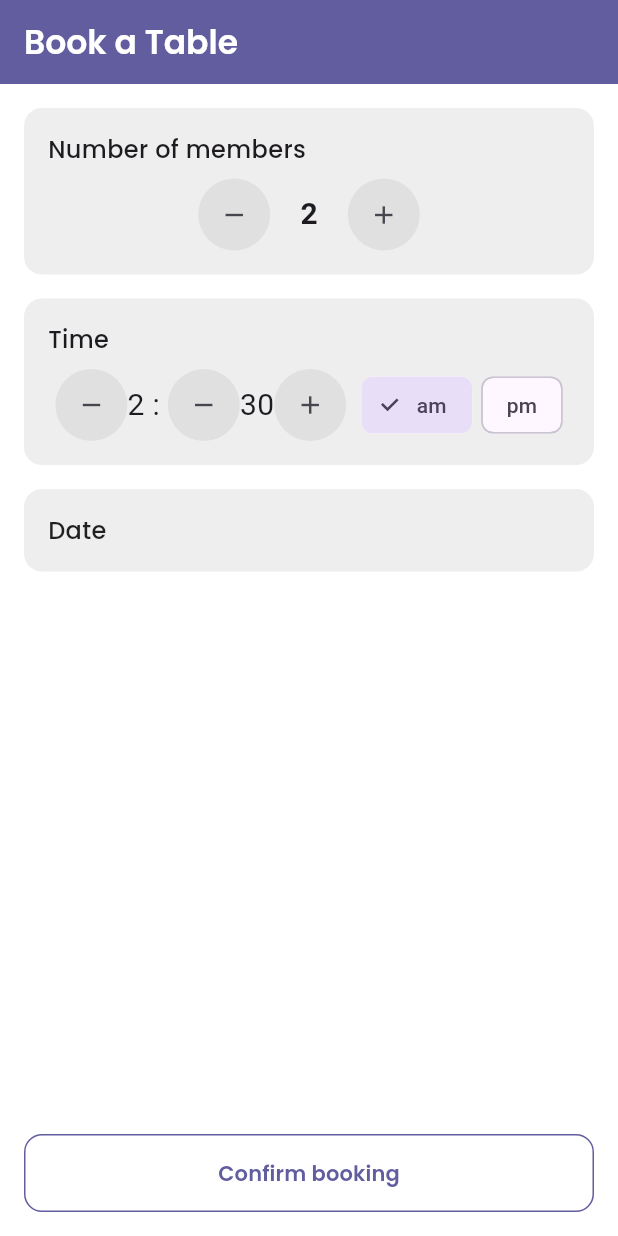
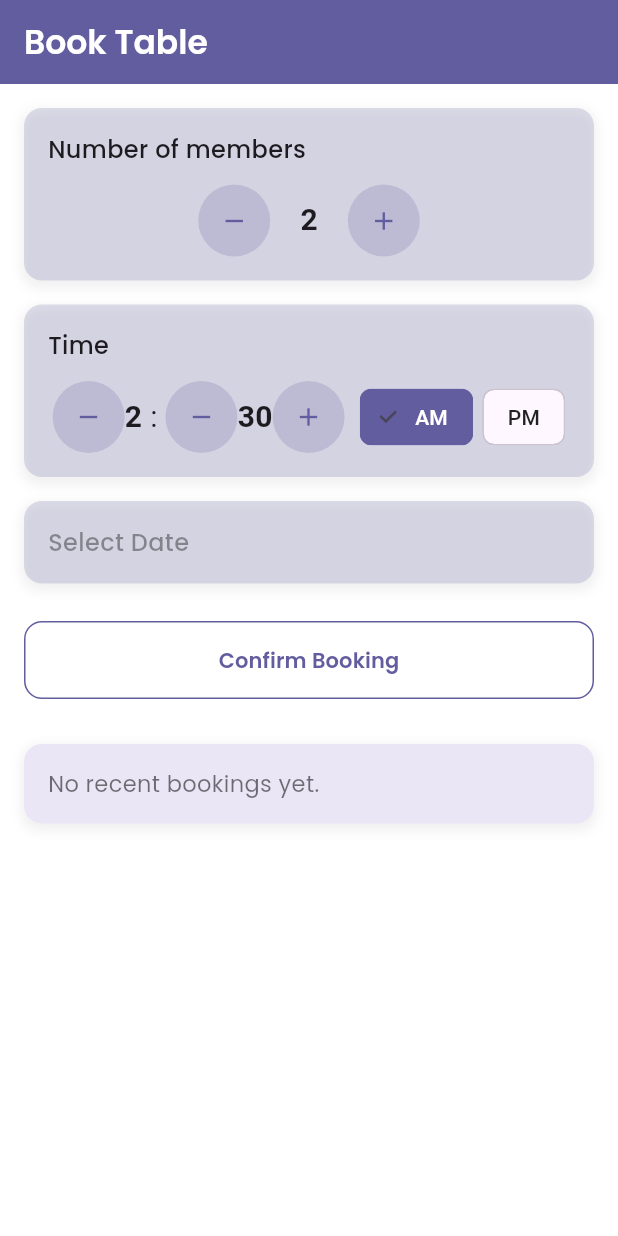
Before and after one commit to lifewalker16/Zaika, a Flutter app: the BookingPage screen opened directly, on a phone screen of 412 x 824 dp. Run offline on Flutter 3.47's test engine with Material 3 defaults, Android fonts, the phone set to English and light mode, and no system bars; our stand-ins replace cloud_firestore, firebase_auth, firebase_core, geolocator, google_fonts, image_picker; accounts and stored records are empty.

Commit message:
menu and booking ui change

```diff
--- a/lib/components/booking_page.dart
+++ b/lib/components/booking_page.dart
@@ -15,6 +15,9 @@ class _BookingPageState extends State<BookingPage> {
   bool isAM = true;
   DateTime? selectedDate;
 
+  // Temporary recent booking data
+  Map<String, dynamic>? recentBooking;
+
   void _selectDate() async {
     DateTime now = DateTime.now();
     final DateTime? picked = await showDatePicker(
@@ -22,12 +25,57 @@ class _BookingPageState extends State<BookingPage> {
       initialDate: now,
       firstDate: now,
       lastDate: DateTime(now.year + 1),
+      builder: (context, child) {
+        return Theme(
+          data: Theme.of(context).copyWith(
+            colorScheme: ColorScheme.light(
+              primary: Color(0xFF625D9F),
+              onPrimary: Colors.white,
+              onSurface: Colors.black87,
+            ),
+            textButtonTheme: TextButtonThemeData(
+              style: TextButton.styleFrom(foregroundColor: Color(0xFF625D9F)),
+            ),
+          ),
+          child: child!,
+        );
+      },
     );
     if (picked != null && picked != selectedDate) {
       setState(() {
         selectedDate = picked;
       });
     }
+  }
+
+  void _confirmBooking() {
+    if (selectedDate == null) {
+      ScaffoldMessenger.of(context).showSnackBar(
+        const SnackBar(content: Text("Please select a date first.")),
+      );
+      return;
+    }
+
+    final booking = {
+      "members": members,
+      "date":
+          "${selectedDate!.day}-${selectedDate!.month}-${selectedDate!.year}",
+      "time":
+          "$hour:${minute.toString().padLeft(2, '0')} ${isAM ? "AM" : "PM"}",
+      "status": "Pending",
+    };
+
+    setState(() {
+      recentBooking = booking;
+    });
+
+    ScaffoldMessenger.of(context).showSnackBar(
+      SnackBar(
+        content: Text(
+          "Booking confirmed for $members member(s) on ${booking['date']} at ${booking['time']}",
+        ),
+      ),
+    );
   }
 
   @override
@@ -40,7 +88,7 @@ class _BookingPageState extends State<BookingPage> {
         title: Align(
           alignment: Alignment.centerLeft,
           child: Text(
-            "Book a Table",
+            "Book Table",
             style: GoogleFonts.poppins(
               color: Colors.white,
               fontWeight: FontWeight.w600,
@@ -51,23 +99,18 @@ class _BookingPageState extends State<BookingPage> {
       ),
       body: Padding(
         padding: const EdgeInsets.all(16),
+        child: SingleChildScrollView(
           child: Column(
             children: [
               // Number of members
-            Container(
-              decoration: BoxDecoration(
-                color: Colors.grey[200],
-                borderRadius: BorderRadius.circular(12),
-              ),
-              padding: const EdgeInsets.all(16),
-              width: double.infinity,
+              _buildCard(
                 child: Column(
                   crossAxisAlignment: CrossAxisAlignment.start,
                   children: [
                     Text("Number of members",
                         style: GoogleFonts.poppins(
                             fontWeight: FontWeight.w500, fontSize: 16)),
-                  const SizedBox(height: 8),
+                    const SizedBox(height: 12),
                     Row(
                       mainAxisAlignment: MainAxisAlignment.center,
                       children: [
@@ -94,20 +137,14 @@ class _BookingPageState extends State<BookingPage> {
               const SizedBox(height: 16),
 
               // Time selector
-            Container(
-              decoration: BoxDecoration(
-                color: Colors.grey[200],
-                borderRadius: BorderRadius.circular(12),
-              ),
-              padding: const EdgeInsets.all(16),
-              width: double.infinity,
+              _buildCard(
                 child: Column(
                   crossAxisAlignment: CrossAxisAlignment.start,
                   children: [
                     Text("Time",
                         style: GoogleFonts.poppins(
                             fontWeight: FontWeight.w500, fontSize: 16)),
-                  const SizedBox(height: 8),
+                    const SizedBox(height: 12),
                     Row(
                       mainAxisAlignment: MainAxisAlignment.center,
                       children: [
@@ -116,7 +153,9 @@ class _BookingPageState extends State<BookingPage> {
                             hour = (hour == 1) ? 12 : hour - 1;
                           });
                         }),
-                      Text("$hour", style: const TextStyle(fontSize: 20)),
+                        Text("$hour",
+                            style: const TextStyle(
+                                fontSize: 20, fontWeight: FontWeight.bold)),
                         const Text(" : ", style: TextStyle(fontSize: 20)),
                         _buildIconButton(Icons.remove, () {
                           setState(() {
@@ -125,7 +164,8 @@ class _BookingPageState extends State<BookingPage> {
                         }),
                         Text(
                           minute.toString().padLeft(2, '0'),
-                        style: const TextStyle(fontSize: 20),
+                          style: const TextStyle(
+                              fontSize: 20, fontWeight: FontWeight.bold),
                         ),
                         _buildIconButton(Icons.add, () {
                           setState(() {
@@ -134,14 +174,20 @@ class _BookingPageState extends State<BookingPage> {
                         }),
                         const SizedBox(width: 10),
                         ChoiceChip(
-                        label: const Text("am"),
+                          label: const Text("AM"),
                           selected: isAM,
+                          selectedColor: Color(0xFF625D9F),
+                          labelStyle: TextStyle(
+                              color: isAM ? Colors.white : Colors.black87),
                           onSelected: (_) => setState(() => isAM = true),
                         ),
                         const SizedBox(width: 6),
                         ChoiceChip(
-                        label: const Text("pm"),
+                          label: const Text("PM"),
                           selected: !isAM,
+                          selectedColor: Color(0xFF625D9F),
+                          labelStyle: TextStyle(
+                              color: !isAM ? Colors.white : Colors.black87),
                           onSelected: (_) => setState(() => isAM = false),
                         ),
                       ],
@@ -155,40 +201,29 @@ class _BookingPageState extends State<BookingPage> {
               // Date picker
               InkWell(
                 onTap: _selectDate,
-              child: Container(
-                width: double.infinity,
-                decoration: BoxDecoration(
-                  color: Colors.grey[200],
-                  borderRadius: BorderRadius.circular(12),
-                ),
-                padding: const EdgeInsets.all(16),
+                child: _buildCard(
                   child: Text(
                     selectedDate == null
-                      ? "Date"
+                        ? "Select Date"
                         : "Date: ${selectedDate!.day}-${selectedDate!.month}-${selectedDate!.year}",
                     style: GoogleFonts.poppins(
                       fontSize: 16,
                       fontWeight: FontWeight.w500,
-                    color: Colors.black87,
+                      color: selectedDate == null
+                          ? Colors.black38
+                          : Colors.black87,
                     ),
                   ),
                 ),
               ),
 
-            const Spacer(),
+              const SizedBox(height: 25),
 
-            // Confirm booking
+              // Confirm booking button
               SizedBox(
                 width: double.infinity,
                 child: OutlinedButton(
-                onPressed: () {
-                  final snackBar = SnackBar(
-                    content: Text(
-                      "Booking confirmed for $members member(s) on ${selectedDate != null ? "${selectedDate!.day}-${selectedDate!.month}-${selectedDate!.year}" : "selected date"} at $hour:${minute.toString().padLeft(2, '0')} ${isAM ? "AM" : "PM"}",
-                    ),
-                  );
-                  ScaffoldMessenger.of(context).showSnackBar(snackBar);
-                },
+                  onPressed: _confirmBooking,
                   style: OutlinedButton.styleFrom(
                     side: const BorderSide(color: Color(0xFF625D9F)),
                     shape: RoundedRectangleBorder(
@@ -196,14 +231,43 @@ class _BookingPageState extends State<BookingPage> {
                     padding: const EdgeInsets.symmetric(vertical: 16),
                   ),
                   child: Text(
-                  "Confirm booking",
+                    "Confirm Booking",
                     style: GoogleFonts.poppins(
                         color: const Color(0xFF625D9F),
                         fontWeight: FontWeight.w600),
                   ),
                 ),
               ),
+
+              const SizedBox(height: 30),
+
+              // Recent Booking Section
+              recentBooking != null
+                  ? _buildCard(
+                      child: Column(
+                        crossAxisAlignment: CrossAxisAlignment.start,
+                        children: [
+                          Text("Recent Booking",
+                              style: GoogleFonts.poppins(
+                                  fontWeight: FontWeight.w600, fontSize: 18)),
+                          const SizedBox(height: 12),
+                          _buildBookingRow("Date:", recentBooking!['date']),
+                          _buildBookingRow("Time:", recentBooking!['time']),
+                          _buildBookingRow("Status:", recentBooking!['status'],
+                              valueColor: Colors.orange[800]),
                         ],
+                      ),
+                    )
+                  : _buildCard(
+                      color: const Color(0xFFEBE6F6), // Light purple background
+                      child: Text(
+                        "No recent bookings yet.",
+                        style: GoogleFonts.poppins(
+                            fontSize: 15, color: Colors.black54),
+                      ),
+                    ),
+            ],
+          ),
         ),
       ),
     );
@@ -212,13 +276,49 @@ class _BookingPageState extends State<BookingPage> {
   Widget _buildIconButton(IconData icon, VoidCallback onPressed) {
     return Container(
       decoration: BoxDecoration(
-        color: Colors.grey[300],
+        color: const Color(0xFF625D9F).withOpacity(0.2), // light purple
         shape: BoxShape.circle,
       ),
       child: IconButton(
-        icon: Icon(icon, size: 20),
+        icon: Icon(icon, size: 20, color: const Color(0xFF625D9F)),
         onPressed: onPressed,
       ),
     );
   }
+
+  Widget _buildCard({required Widget child, Color? color}) {
+    return Container(
+      width: double.infinity,
+      padding: const EdgeInsets.all(16),
+      decoration: BoxDecoration(
+        color: color ?? const Color(0xFF625D9F).withOpacity(0.2), // light purple
+        borderRadius: BorderRadius.circular(12),
+        boxShadow: [
+          BoxShadow(
+            color: Colors.grey.withOpacity(0.15),
+            spreadRadius: 2,
+            blurRadius: 6,
+            offset: const Offset(0, 3),
+          ),
+        ],
+      ),
+      child: child,
+    );
   }
+
+  Widget _buildBookingRow(String label, String value, {Color? valueColor}) {
+    return Padding(
+      padding: const EdgeInsets.symmetric(vertical: 4),
+      child: Row(
+        mainAxisAlignment: MainAxisAlignment.spaceBetween,
+        children: [
+          Text(label, style: GoogleFonts.poppins(fontWeight: FontWeight.w500)),
+          Text(value,
+              style: GoogleFonts.poppins(
+                  fontWeight: FontWeight.w500,
+                  color: valueColor ?? Colors.black87)),
+        ],
+      ),
+    );
+  }
+}
```
Also changed, not shown: lib/components/menu_page.dart (+15 -28 lines). Lines whose indentation alone changed are shown as unchanged.
